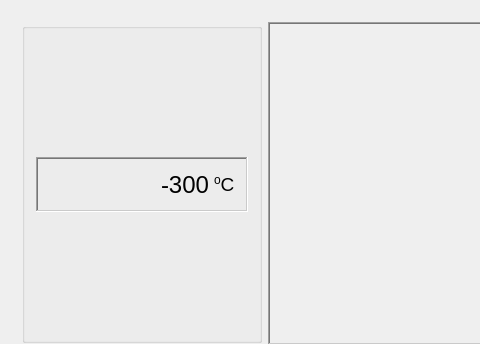
Old version of the form mainwindow.ui in the repository farm2440/ThermoLog-PC; both pictures show x 0 to 480 and y 0 to 344 of the 649 by 586 pixel window.
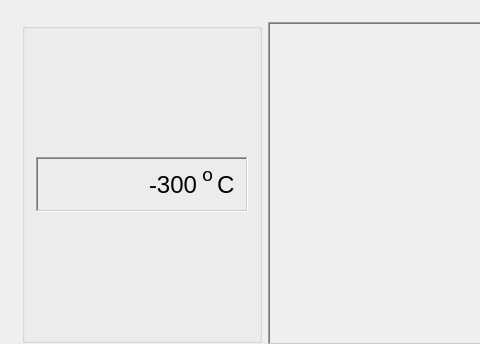
New version of the form.

What changed in the file:
```diff
--- a/mainwindow.ui
+++ b/mainwindow.ui
@@ -128,18 +128,27 @@
                  </widget>
                 </item>
                 <item>
-                 <widget class="QLabel" name="label">
+                 <widget class="QLabel" name="lblUnits1">
+                  <property name="text">
+                   <string>o</string>
+                  </property>
+                  <property name="alignment">
+                   <set>Qt::AlignRight|Qt::AlignTop|Qt::AlignTrailing</set>
+                  </property>
+                  <property name="margin">
+                   <number>0</number>
+                  </property>
+                 </widget>
+                </item>
+                <item>
+                 <widget class="QLabel" name="lblUnits2">
                   <property name="font">
                    <font>
-                    <pointsize>14</pointsize>
+                    <pointsize>18</pointsize>
                    </font>
                   </property>
                   <property name="text">
-                   <string>&lt;!DOCTYPE HTML PUBLIC &quot;-//W3C//DTD HTML 4.0//EN&quot; &quot;http://www.w3.org/TR/REC-html40/strict.dtd&quot;&gt;
-&lt;html&gt;&lt;head&gt;&lt;meta name=&quot;qrichtext&quot; content=&quot;1&quot; /&gt;&lt;style type=&quot;text/css&quot;&gt;
-p, li { white-space: pre-wrap; }
-&lt;/style&gt;&lt;/head&gt;&lt;body style=&quot; font-family:'MS Shell Dlg 2'; font-size:14pt; font-weight:400; font-style:normal;&quot;&gt;
-&lt;p style=&quot; margin-top:0px; margin-bottom:0px; margin-left:0px; margin-right:0px; -qt-block-indent:0; text-indent:0px;&quot;&gt;&lt;span style=&quot; vertical-align:super;&quot;&gt;o&lt;/span&gt;C&lt;/p&gt;&lt;/body&gt;&lt;/html&gt;</string>
+                   <string>C</string>
                   </property>
                  </widget>
                 </item>
```
Left out of the diff: 2 changed lines with no effect on the pictures.
